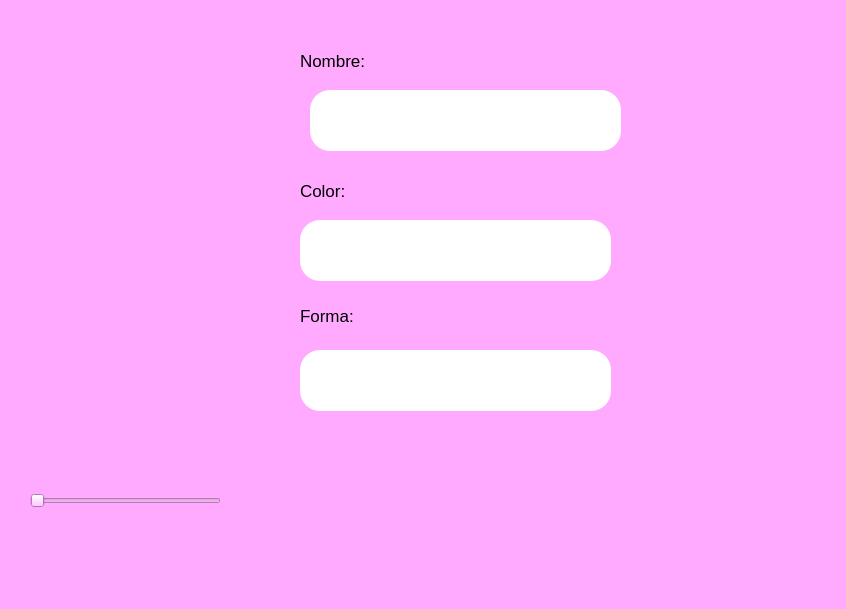
Qt form Unidad 2/P08_DescripcionDeImagenes.ui (celineazs/PIP_2025_1_Eq3) before a commit.
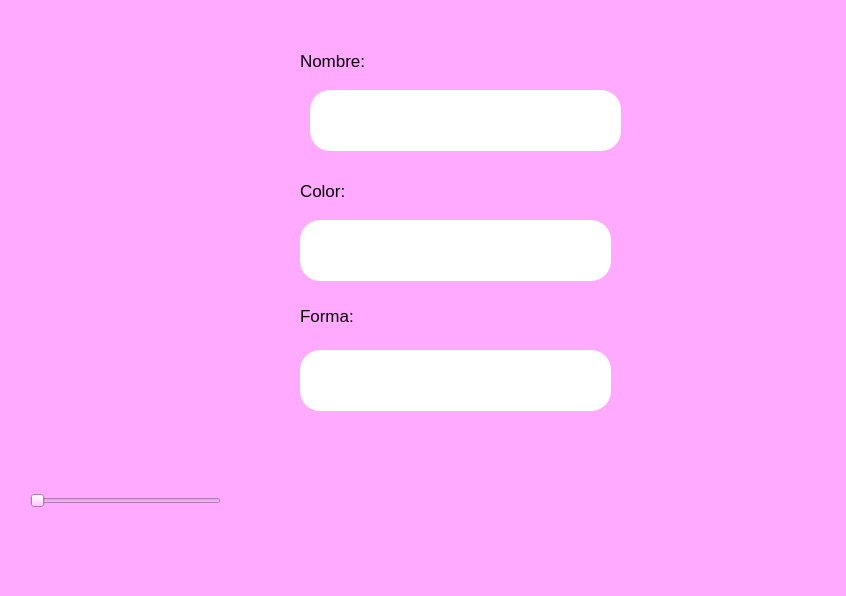
The same form after that commit. Icons and pictures are not drawn.

```diff
--- a/Unidad 2/P08_DescripcionDeImagenes.ui
+++ b/Unidad 2/P08_DescripcionDeImagenes.ui
@@ -7,7 +7,7 @@
     <x>0</x>
     <y>0</y>
     <width>846</width>
-    <height>609</height>
+    <height>596</height>
    </rect>
   </property>
   <property name="windowTitle">
```
